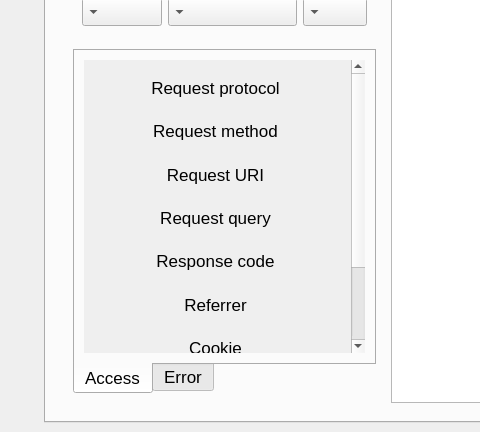
Above: craplog/mainwindow.ui from elB4RTO/LogDoctor before the change; both pictures show x 0 to 480 and y 168 to 600 of the 888 by 600 pixel window. Below: the same form after it.
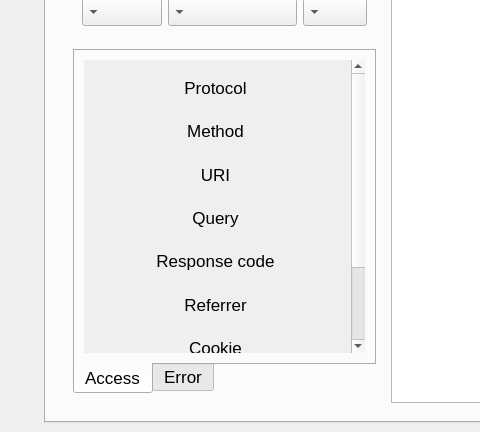
That is the form after the change. The open tabs and pages were chosen to show the change. Icons and pictures are not drawn. Custom widgets are drawn as their Qt base class.

Diff of the .ui file:
```diff
--- a/craplog/mainwindow.ui
+++ b/craplog/mainwindow.ui
@@ -1848,7 +1848,7 @@
                       <property name="geometry">
                        <rect>
                         <x>0</x>
-                        <y>0</y>
+                        <y>-170</y>
                         <width>263</width>
                         <height>402</height>
                        </rect>
@@ -1877,7 +1877,7 @@
                           <string>Parse logs from the Nginx web server</string>
                          </property>
                          <property name="text">
-                          <string notr="true">Request protocol</string>
+                          <string notr="true">Protocol</string>
                          </property>
                          <property name="flat">
                           <bool>true</bool>
@@ -1901,7 +1901,7 @@
                           <string>Parse logs from the Nginx web server</string>
                          </property>
                          <property name="text">
-                          <string notr="true">Request method</string>
+                          <string notr="true">Method</string>
                          </property>
                          <property name="flat">
                           <bool>true</bool>
@@ -1925,7 +1925,7 @@
                           <string>Parse logs from the Nginx web server</string>
                          </property>
                          <property name="text">
-                          <string notr="true">Request URI</string>
+                          <string notr="true">URI</string>
                          </property>
                          <property name="flat">
                           <bool>true</bool>
@@ -1949,7 +1949,7 @@
                           <string>Parse logs from the Nginx web server</string>
                          </property>
                          <property name="text">
-                          <string notr="true">Request query</string>
+                          <string notr="true">Query</string>
                          </property>
                          <property name="flat">
                           <bool>true</bool>
```
Left out of the diff: 297 changed lines with no effect on the pictures.
